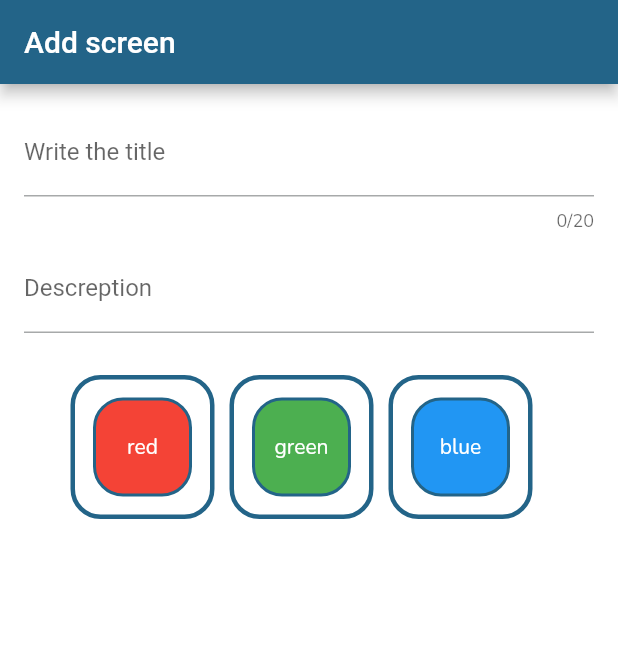
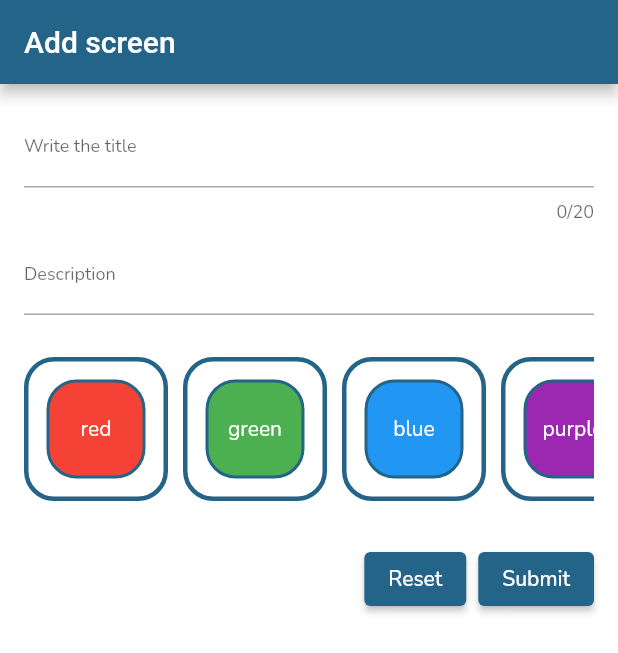
Before and after one commit to MiksaMalaksa/BlocTraining, a Flutter app: the screen it shows after launch, after a tap on the "add" icon, on a phone screen of 412 x 824 dp. Shown: the top 653 px of the screen. Run offline on Flutter 3.47's test engine with Material 2 defaults, Android fonts, the phone set to English and light mode, and no system bars; our stand-ins replace bloc, equatable, flutter_bloc, google_fonts.

Commit message:
pre_final version add screen added

```diff
--- a/lib/main.dart
+++ b/lib/main.dart
@@ -1,6 +1,7 @@
 import 'package:bloc_test/themes/app_them_bloc.dart';
 import 'package:bloc_test/themes/app_theme_data.dart';
 import 'package:bloc_test/screens/welcome.dart';
+import 'package:bloc_test/widgets/blocs/color_bloc/bloc.dart';
 import 'package:bloc_test/widgets/blocs/list_of_descriptions/bloc.dart';
 import 'package:flutter/material.dart';
 import 'package:flutter_bloc/flutter_bloc.dart';
@@ -20,6 +21,9 @@ class MyApp extends StatelessWidget {
         BlocProvider<ColorDescriptionsBloc>(
           create: (_) => ColorDescriptionsBloc(),
         ),
+        BlocProvider<ColorAnimationBloc>(
+          create: (_) => ColorAnimationBloc(),
+        )
       ],
       child: BlocBuilder<ThemeBloc, ThemeBlocState>(
         builder: (context, state) {
--- a/lib/screens/add_item.dart
+++ b/lib/screens/add_item.dart
@@ -1,45 +1,41 @@
+import 'package:bloc_test/model/color_description.dart';
+import 'package:bloc_test/widgets/blocs/color_bloc/bloc.dart';
+import 'package:bloc_test/widgets/blocs/list_of_descriptions/bloc.dart';
 import 'package:bloc_test/widgets/color_container.dart';
 import 'package:flutter/material.dart';
 import 'package:flutter_bloc/flutter_bloc.dart';
-import '../model/color_description.dart';
-import '../widgets/blocs/list_of_descriptions/bloc.dart';
 
 class AddColorDescriptionItem extends StatelessWidget {
-  AddColorDescriptionItem({super.key});
-
-  final _formKey = GlobalKey<FormState>();
-  String _title = "";
-  String _descreption = "";
-
-  void _dummyAdd(BuildContext context) {
-    context.read<ColorDescriptionsBloc>().add(
-          ColorDescriptionsAddEvent(
-            addingElement: ColorDescription(
-                color: Colors.amber,
-                description: "s",
-                title: "Oj",
-                id: uuid.v4()),
-          ),
-        );
-    Navigator.of(context).pop();
-  }
+  const AddColorDescriptionItem({super.key});
 
   @override
   Widget build(BuildContext context) {
+    final formKey = GlobalKey<FormState>();
+    String title = "";
+    String description = "";
+
     return Scaffold(
       appBar: AppBar(
         automaticallyImplyLeading: false,
         backgroundColor: Theme.of(context).colorScheme.primary,
-        title: const Text("Add screen"),
+        title: Text(
+          "Add screen",
+          style: Theme.of(context)
+              .textTheme
+              .titleLarge!
+              .copyWith(color: Colors.white),
+        ),
       ),
       body: Padding(
           padding: const EdgeInsets.all(16),
           child: Form(
-            key: _formKey,
+            key: formKey,
             child: Column(children: [
               TextFormField(
-                style:
-                    TextStyle(color: Theme.of(context).colorScheme.onSecondary),
+                style: Theme.of(context)
+                    .textTheme
+                    .labelMedium!
+                    .copyWith(color: Colors.black),
                 decoration:
                     const InputDecoration(label: Text("Write the title")),
                 maxLength: 20,
@@ -52,16 +48,18 @@ class AddColorDescriptionItem extends StatelessWidget {
                   return null;
                 },
                 onSaved: (newValue) {
-                  _title = newValue!;
+                  title = newValue!;
                 },
               ),
               const SizedBox(
                 height: 8,
               ),
               TextFormField(
-                style:
-                    TextStyle(color: Theme.of(context).colorScheme.onSecondary),
-                decoration: const InputDecoration(label: Text("Descreption")),
+                style: Theme.of(context)
+                    .textTheme
+                    .labelMedium!
+                    .copyWith(color: Colors.black),
+                decoration: const InputDecoration(label: Text("Description")),
                 validator: (value) {
                   if (value == null ||
                       value.isEmpty ||
@@ -69,6 +67,9 @@ class AddColorDescriptionItem extends StatelessWidget {
                     return "Descreption input is invalid";
                   }
                   return null;
+                },
+                onSaved: (newValue) {
+                  description = newValue!;
                 },
               ),
               const SizedBox(
@@ -99,9 +100,75 @@ class AddColorDescriptionItem extends StatelessWidget {
                     SizedBox(
                       width: 10,
                     ),
+                    ColorContainer(
+                      color: Colors.purple,
+                      nameOfColor: "purple",
+                    ),
+                    SizedBox(
+                      width: 10,
+                    ),
+                    ColorContainer(
+                      color: Colors.black,
+                      nameOfColor: "black",
+                    ),
+                    SizedBox(
+                      width: 10,
+                    ),
                   ],
                 ),
               ),
+              const SizedBox(
+                height: 28,
+              ),
+              Row(mainAxisAlignment: MainAxisAlignment.end, children: [
+                ElevatedButton(
+                  onPressed: () {
+                    formKey.currentState!.reset();
+                  },
+                  style: ButtonStyle(
+                    backgroundColor: MaterialStateProperty.all(
+                        Theme.of(context).colorScheme.primary),
+                  ),
+                  child: const Text("Reset"),
+                ),
+                const SizedBox(width: 8),
+                ElevatedButton(
+                  onPressed: () {
+                    final currentColor =
+                        context.read<ColorAnimationBloc>().state.color;
+                    if (formKey.currentState!.validate() &&
+                        currentColor != null) {
+                      formKey.currentState!.save();
+                      context.read<ColorDescriptionsBloc>().add(
+                          ColorDescriptionsAddEvent(
+                              addingElement: ColorDescription(
+                                  color: currentColor,
+                                  description: description,
+                                  title: title,
+                                  id: uuid.v4())));
+                      context
+                          .read<ColorAnimationBloc>()
+                          .add(ColorAnimationUntoggledEvent());
+                      Navigator.of(context).pop();
+                    } else {
+                      ScaffoldMessenger.of(context).clearSnackBars();
+                      ScaffoldMessenger.of(context).showSnackBar(SnackBar(
+                        duration: const Duration(seconds: 1),
+                        content: const Text(
+                          "Something went wrong!",
+                          style: TextStyle(color: Colors.white),
+                        ),
+                        backgroundColor: Theme.of(context).colorScheme.primary,
+                      ));
+                    }
+                  },
+                  style: ButtonStyle(
+                    backgroundColor: MaterialStateProperty.all(
+                        Theme.of(context).colorScheme.primary),
+                  ),
+                  child: const Text("Submit"),
+                )
+              ])
             ]),
           )),
     );
--- a/lib/widgets/app_bars/welcome_screen_app_bar.dart
+++ b/lib/widgets/app_bars/welcome_screen_app_bar.dart
@@ -33,7 +33,7 @@ class WelcomeScreeenAppBar extends StatelessWidget
             }),
         IconButton(
             onPressed: () => Navigator.of(context).push(MaterialPageRoute(
-                builder: (ctx) => AddColorDescriptionItem())),
+                builder: (ctx) => const AddColorDescriptionItem())),
             icon: const Icon(Icons.add))
       ],
     );
--- a/lib/widgets/blocs/color_bloc/bloc.dart
+++ b/lib/widgets/blocs/color_bloc/bloc.dart
@@ -1,19 +1,22 @@
+import 'package:flutter/material.dart';
 import 'package:flutter_bloc/flutter_bloc.dart';
 
 class ColorAnimationState {
   final bool choosed;
+  final Color? color;
 
-  ColorAnimationState({required this.choosed});
+  ColorAnimationState({required this.choosed, required this.color});
 
-  ColorAnimationState copyWith({required choosed}) {
-    return ColorAnimationState(choosed: choosed ?? this.choosed);
+  ColorAnimationState copyWith({required choosed, required color}) {
+    return ColorAnimationState(choosed: choosed ?? this.choosed, color: color);
   }
 }
 
 abstract class ColorAnimationEvents {}
 
 final class ColorAnimationToggledEvent extends ColorAnimationEvents {
-  ColorAnimationToggledEvent();
+  final Color toogledColor;
+  ColorAnimationToggledEvent({required this.toogledColor});
 }
 
 final class ColorAnimationUntoggledEvent extends ColorAnimationEvents {
@@ -22,18 +25,20 @@ final class ColorAnimationUntoggledEvent extends ColorAnimationEvents {
 
 class ColorAnimationBloc
     extends Bloc<ColorAnimationEvents, ColorAnimationState> {
-  ColorAnimationBloc() : super(ColorAnimationState(choosed: false)) {
+  ColorAnimationBloc()
+      : super(ColorAnimationState(choosed: false, color: null)) {
     on<ColorAnimationToggledEvent>(_onToogle);
     on<ColorAnimationUntoggledEvent>(_onUntoogle);
   }
 
   void _onToogle(
       ColorAnimationToggledEvent event, Emitter<ColorAnimationState> emit) {
-    emit(state.copyWith(choosed: true));
+    emit(state.copyWith(choosed: true, color: event.toogledColor));
   }
 
   void _onUntoogle(
       ColorAnimationUntoggledEvent event, Emitter<ColorAnimationState> emit) {
-    emit(state.copyWith(choosed: false));
+    emit(state.copyWith(choosed: false, color: null));
   }
+
 }
--- a/lib/widgets/blocs/list_of_descriptions/bloc.dart
+++ b/lib/widgets/blocs/list_of_descriptions/bloc.dart
@@ -1,5 +1,4 @@
 import 'package:bloc/bloc.dart';
-import 'package:flutter/material.dart';
 import '../../../model/color_description.dart';
 
 class ColorDescriptionsState {
@@ -45,13 +44,7 @@ final class ColorDescriptionsEditEvent extends ColorDescriptionEvents {
 class ColorDescriptionsBloc
     extends Bloc<ColorDescriptionEvents, ColorDescriptionsState> {
   ColorDescriptionsBloc()
-      : super(ColorDescriptionsState(colorDescretions: [
-          ColorDescription(
-              color: Colors.amber,
-              description: "Aha",
-              title: "Oj",
-              id: uuid.v4())
-        ])) {
+      : super(const ColorDescriptionsState(colorDescretions: [])) {
     on<ColorDescriptionsAddEvent>(_onAdd);
     on<ColorDescriptionsRemoveEvent>(_onRemove);
     on<ColorDescriptionsEditEvent>(_onEdit);
@@ -87,7 +80,6 @@ class ColorDescriptionsBloc
   }
 }
 
-
 // void _onEdit(ColorDescreptionsEditEvent event, Emitter<ColorDescriptionsState> emit) {
 //     final indexOfElementBeforeEditing = state.colorDescretions.indexWhere((element) => element.id == event.editElement.id);
 
```
Also changed, not shown: lib/widgets/color_container.dart (+21 -11 lines).
